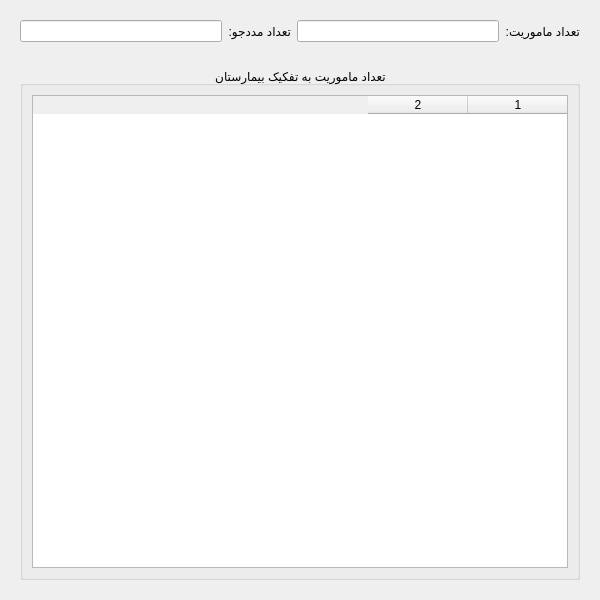
MohsenHNSJ/HamyarPaygahPy, file src/hamyar_paygah/new_ui/widgets/analysis_page.ui: the form before one commit.
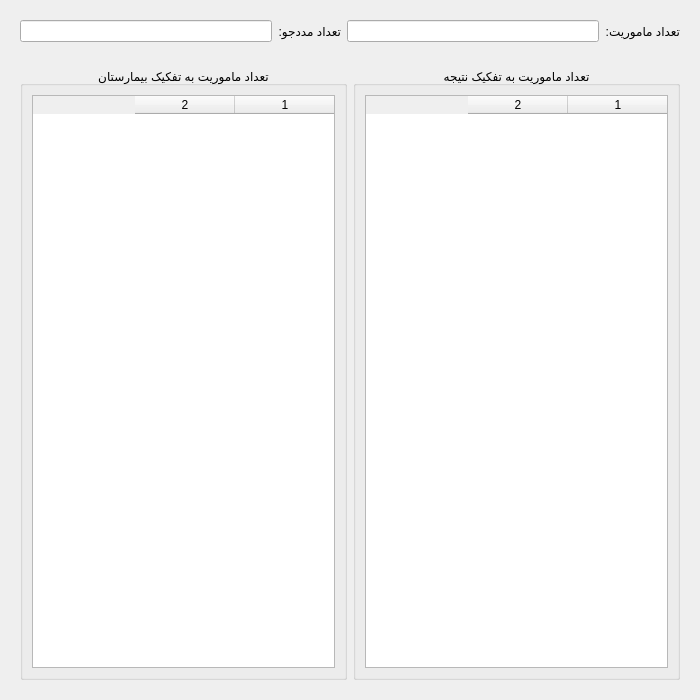
The form after the commit.

Patch:
```diff
--- a/src/hamyar_paygah/new_ui/widgets/analysis_page.ui
+++ b/src/hamyar_paygah/new_ui/widgets/analysis_page.ui
@@ -6,8 +6,8 @@
    <rect>
     <x>0</x>
     <y>0</y>
-    <width>600</width>
-    <height>600</height>
+    <width>700</width>
+    <height>700</height>
    </rect>
   </property>
   <property name="sizePolicy">
@@ -81,6 +81,54 @@
    <item>
     <widget class="QWidget" name="section_2" native="true">
      <layout class="QHBoxLayout" name="horizontalLayout_2">
+      <item>
+       <widget class="QGroupBox" name="missions_per_result_groupBox">
+        <property name="title">
+         <string>تعداد ماموریت به تفکیک نتیجه</string>
+        </property>
+        <property name="alignment">
+         <set>Qt::AlignmentFlag::AlignCenter</set>
+        </property>
+        <layout class="QVBoxLayout" name="verticalLayout_3">
+         <item>
+          <widget class="QTableWidget" name="missions_per_result_tableWidget">
+           <property name="editTriggers">
+            <set>QAbstractItemView::EditTrigger::NoEditTriggers</set>
+           </property>
+           <property name="showDropIndicator" stdset="0">
+            <bool>false</bool>
+           </property>
+           <property name="dragDropOverwriteMode">
+            <bool>false</bool>
+           </property>
+           <property name="alternatingRowColors">
+            <bool>true</bool>
+           </property>
+           <property name="selectionMode">
+            <enum>QAbstractItemView::SelectionMode::SingleSelection</enum>
+           </property>
+           <property name="selectionBehavior">
+            <enum>QAbstractItemView::SelectionBehavior::SelectRows</enum>
+           </property>
+           <property name="sortingEnabled">
+            <bool>true</bool>
+           </property>
+           <property name="columnCount">
+            <number>2</number>
+           </property>
+           <property name="supportedDragActions">
+            <set>Qt::DropAction::IgnoreAction</set>
+           </property>
+           <attribute name="verticalHeaderVisible">
+            <bool>false</bool>
+           </attribute>
+           <column/>
+           <column/>
+          </widget>
+         </item>
+        </layout>
+       </widget>
+      </item>
       <item>
        <widget class="QGroupBox" name="missions_per_hospital_groupBox">
         <property name="title">
```
Left out of the diff: 3 changed lines with no effect on the pictures.
